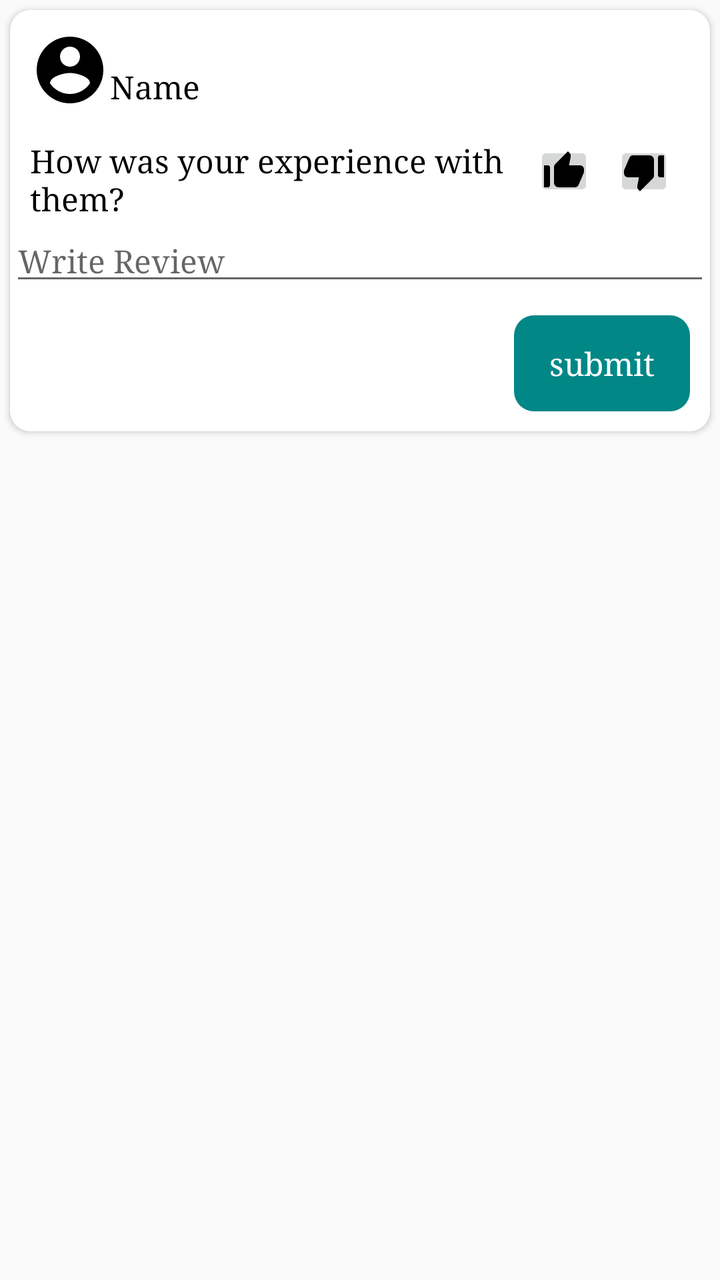
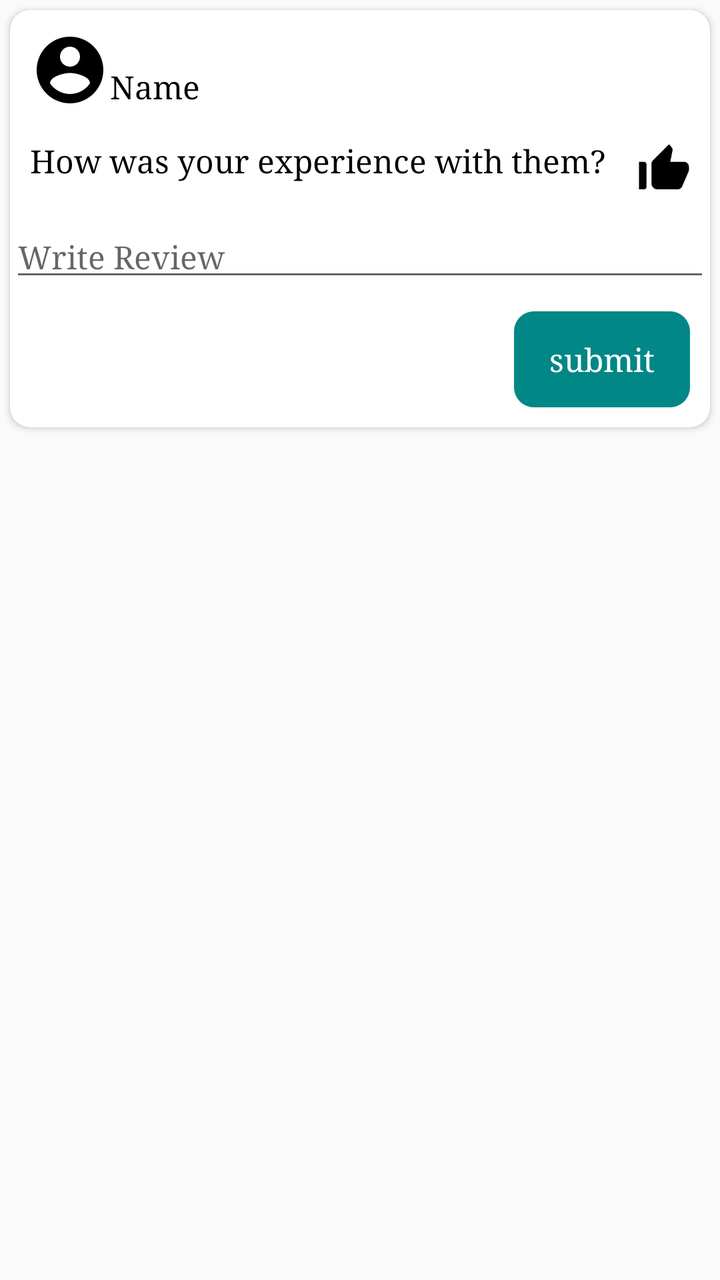

Compare the two renders of this Android layout. The source of the first and the diff that turns it into the second are given below.
<!-- AndroidManifest.xml: application theme Theme.LawAdvat -->
<!-- res/layout/activity_review.xml -->
<?xml version="1.0" encoding="utf-8"?>
<androidx.appcompat.widget.LinearLayoutCompat xmlns:android="http://schemas.android.com/apk/res/android"
    xmlns:app="http://schemas.android.com/apk/res-auto"
    xmlns:tools="http://schemas.android.com/tools"
    android:layout_width="match_parent"
    android:layout_height="match_parent"
    tools:context=".ui.review.ReviewActivity">
    <androidx.cardview.widget.CardView
        android:layout_width="match_parent"
        android:layout_height="wrap_content"
        app:cardCornerRadius="10dp"
        android:padding="10dp"
        android:layout_margin="05dp">
    <LinearLayout
        android:layout_width="match_parent"
        android:layout_height="wrap_content"
        android:orientation="vertical">
    <androidx.constraintlayout.widget.ConstraintLayout
        android:layout_width="match_parent"
        android:layout_height="wrap_content">

        <ImageView
            android:id="@+id/review_profile"
            android:layout_width="40dp"
            android:layout_height="40dp"
            android:layout_margin="10dp"
            app:layout_constraintStart_toStartOf="parent"
            app:layout_constraintTop_toTopOf="parent"
            app:srcCompat="@drawable/baseline_account_circle_24" />

        <TextView
            android:id="@+id/review_name"
            android:layout_width="wrap_content"
            android:layout_height="wrap_content"
            android:layout_marginTop="16dp"
            android:fontFamily="serif"
            android:gravity="center"
            android:text="Name"
            android:textColor="@color/black"
            app:layout_constraintBottom_toBottomOf="@+id/review_profile"
            app:layout_constraintStart_toEndOf="@+id/review_profile"
            app:layout_constraintTop_toTopOf="@+id/review_profile" />

        <TextView
            android:id="@+id/textView"
            android:layout_width="0dp"
            android:layout_height="wrap_content"
            android:layout_marginTop="16dp"
            android:layout_marginEnd="8dp"
            android:text="How was your experience with them? "
            android:textColor="@color/black"
            app:layout_constraintEnd_toStartOf="@+id/linearLayout"
            app:layout_constraintStart_toStartOf="@+id/review_profile"
            app:layout_constraintTop_toBottomOf="@+id/review_name" />

        <LinearLayout
            android:id="@+id/linearLayout"
            android:layout_width="wrap_content"
            android:layout_height="wrap_content"
            android:layout_gravity="end"
            android:layout_marginEnd="8dp"
            android:layout_marginBottom="8dp"
            android:orientation="horizontal"
            app:layout_constraintBottom_toBottomOf="parent"
            app:layout_constraintEnd_toEndOf="parent"
            app:layout_constraintTop_toTopOf="@+id/textView">

            <ImageButton
                android:id="@+id/like"
                android:layout_width="30dp"
                android:layout_height="30dp"
                android:layout_marginEnd="10dp"
                app:srcCompat="@drawable/baseline_thumb_up_alt_24" />

            <ImageButton
                android:id="@+id/unlike"
                android:layout_width="30dp"
                android:layout_height="30dp"
                android:layout_marginEnd="10dp"
                app:srcCompat="@drawable/baseline_thumb_down_alt_24" />
        </LinearLayout>
    </androidx.constraintlayout.widget.ConstraintLayout>
        <LinearLayout
            android:layout_width="match_parent"
            android:layout_height="wrap_content"
            android:orientation="vertical"
            >
            <EditText
                android:layout_width="match_parent"
                android:layout_height="wrap_content"
                android:hint="Write Review"
                android:id="@+id/review"/>
            <androidx.appcompat.widget.AppCompatButton
                android:id="@+id/submit_btn"
                android:layout_width="wrap_content"
                android:layout_height="wrap_content"
                android:layout_gravity="end"
                android:textAllCaps="false"
                android:layout_margin="10dp"
                android:textColor="@color/white"
                android:backgroundTint="@color/teal_700"
                android:background="@drawable/buttonradius"
                android:text="submit"/>
        </LinearLayout>
    </LinearLayout>
    </androidx.cardview.widget.CardView>
</androidx.appcompat.widget.LinearLayoutCompat>
<!-- resources referenced by this layout -->
<resources>
  <color name="black">#FF000000</color>
  <color name="teal_700">#FF018786</color>
  <color name="white">#FFFFFFFF</color>
  <!-- drawable baseline_account_circle_24 (drawable) -->
  <vector android:height="24dp" android:tint="#000000"
      android:viewportHeight="24" android:viewportWidth="24"
      android:width="24dp" xmlns:android="http://schemas.android.com/apk/res/android">
      <path android:fillColor="@android:color/white" android:pathData="M12,2C6.48,2 2,6.48 2,12s4.48,10 10,10 10,-4.48 10,-10S17.52,2 12,2zM12,5c1.66,0 3,1.34 3,3s-1.34,3 -3,3 -3,-1.34 -3,-3 1.34,-3 3,-3zM12,19.2c-2.5,0 -4.71,-1.28 -6,-3.22 0.03,-1.99 4,-3.08 6,-3.08 1.99,0 5.97,1.09 6,3.08 -1.29,1.94 -3.5,3.22 -6,3.22z"/>
  </vector>
  <!-- drawable baseline_thumb_down_alt_24 (drawable) -->
  <vector android:height="24dp" android:tint="#000000"
      android:viewportHeight="24" android:viewportWidth="24"
      android:width="24dp" xmlns:android="http://schemas.android.com/apk/res/android">
      <path android:fillColor="@android:color/white" android:pathData="M22,4h-2c-0.55,0 -1,0.45 -1,1v9c0,0.55 0.45,1 1,1h2V4zM2.17,11.12c-0.11,0.25 -0.17,0.52 -0.17,0.8V13c0,1.1 0.9,2 2,2h5.5l-0.92,4.65c-0.05,0.22 -0.02,0.46 0.08,0.66 0.23,0.45 0.52,0.86 0.88,1.22L10,22l6.41,-6.41c0.38,-0.38 0.59,-0.89 0.59,-1.42V6.34C17,5.05 15.95,4 14.66,4h-8.1c-0.71,0 -1.36,0.37 -1.72,0.97l-2.67,6.15z"/>
  </vector>
  <!-- drawable baseline_thumb_up_alt_24 (drawable) -->
  <vector android:height="24dp" android:tint="#000000"
      android:viewportHeight="24" android:viewportWidth="24"
      android:width="24dp" xmlns:android="http://schemas.android.com/apk/res/android">
      <path android:fillColor="@android:color/white" android:pathData="M2,20h2c0.55,0 1,-0.45 1,-1v-9c0,-0.55 -0.45,-1 -1,-1L2,9v11zM21.83,12.88c0.11,-0.25 0.17,-0.52 0.17,-0.8L22,11c0,-1.1 -0.9,-2 -2,-2h-5.5l0.92,-4.65c0.05,-0.22 0.02,-0.46 -0.08,-0.66 -0.23,-0.45 -0.52,-0.86 -0.88,-1.22L14,2 7.59,8.41C7.21,8.79 7,9.3 7,9.83v7.84C7,18.95 8.05,20 9.34,20h8.11c0.7,0 1.36,-0.37 1.72,-0.97l2.66,-6.15z"/>
  </vector>
  <!-- drawable buttonradius (drawable) -->
  <?xml version="1.0" encoding="utf-8"?>
  <shape xmlns:android="http://schemas.android.com/apk/res/android">
  <corners
      android:radius="10dp"/>
  </shape>
  <style name="Theme.LawAdvat" parent="Theme.MaterialComponents.DayNight.DarkActionBar.Bridge">
          
          <item name="colorPrimary">@color/white</item>
          <item name="colorPrimaryVariant">#FFFFFF</item>
          <item name="colorOnPrimary">#009688</item>
          
          <item name="colorSecondary">@color/teal_200</item>
          <item name="colorSecondaryVariant">@color/teal_700</item>
          <item name="colorOnSecondary">#FFFFFF</item>
          
          <item name="android:statusBarColor">#FFFFFF</item>
          
          <item name="titleTextColor">@color/black</item>
          <item name="fontFamily">serif</item>
          <item name="android:textSize">16sp</item>
      </style>
  <color name="teal_200">#FF03DAC5</color>
</resources>

<!-- the commit's change to res/layout/activity_review.xml (unified diff, before → after) -->
@@ -65,19 +65,17 @@
             app:layout_constraintEnd_toEndOf="parent"
             app:layout_constraintTop_toTopOf="@+id/textView">
 
-            <ImageButton
+            <ToggleButton
                 android:id="@+id/like"
                 android:layout_width="30dp"
                 android:layout_height="30dp"
-                android:layout_marginEnd="10dp"
-                app:srcCompat="@drawable/baseline_thumb_up_alt_24" />
+                android:checked="false"
+                android:textOn=""
+                android:textOff=""
+                android:text=""
+                android:background="@drawable/custom_check" />
 
-            <ImageButton
-                android:id="@+id/unlike"
-                android:layout_width="30dp"
-                android:layout_height="30dp"
-                android:layout_marginEnd="10dp"
-                app:srcCompat="@drawable/baseline_thumb_down_alt_24" />
+            
         </LinearLayout>
     </androidx.constraintlayout.widget.ConstraintLayout>
         <LinearLayout
<!-- resource entries referenced after the edit -->
@@ -9,14 +9,14 @@
       android:width="24dp" xmlns:android="http://schemas.android.com/apk/res/android">
       <path android:fillColor="@android:color/white" android:pathData="M12,2C6.48,2 2,6.48 2,12s4.48,10 10,10 10,-4.48 10,-10S17.52,2 12,2zM12,5c1.66,0 3,1.34 3,3s-1.34,3 -3,3 -3,-1.34 -3,-3 1.34,-3 3,-3zM12,19.2c-2.5,0 -4.71,-1.28 -6,-3.22 0.03,-1.99 4,-3.08 6,-3.08 1.99,0 5.97,1.09 6,3.08 -1.29,1.94 -3.5,3.22 -6,3.22z"/>
   </vector>
-  <!-- drawable baseline_thumb_down_alt_24 (drawable) -->
+  <!-- drawable baseline_thumb_up_alt_24 (drawable) -->
   <vector android:height="24dp" android:tint="#000000"
       android:viewportHeight="24" android:viewportWidth="24"
       android:width="24dp" xmlns:android="http://schemas.android.com/apk/res/android">
-      <path android:fillColor="@android:color/white" android:pathData="M22,4h-2c-0.55,0 -1,0.45 -1,1v9c0,0.55 0.45,1 1,1h2V4zM2.17,11.12c-0.11,0.25 -0.17,0.52 -0.17,0.8V13c0,1.1 0.9,2 2,2h5.5l-0.92,4.65c-0.05,0.22 -0.02,0.46 0.08,0.66 0.23,0.45 0.52,0.86 0.88,1.22L10,22l6.41,-6.41c0.38,-0.38 0.59,-0.89 0.59,-1.42V6.34C17,5.05 15.95,4 14.66,4h-8.1c-0.71,0 -1.36,0.37 -1.72,0.97l-2.67,6.15z"/>
+      <path android:fillColor="@android:color/white" android:pathData="M2,20h2c0.55,0 1,-0.45 1,-1v-9c0,-0.55 -0.45,-1 -1,-1L2,9v11zM21.83,12.88c0.11,-0.25 0.17,-0.52 0.17,-0.8L22,11c0,-1.1 -0.9,-2 -2,-2h-5.5l0.92,-4.65c0.05,-0.22 0.02,-0.46 -0.08,-0.66 -0.23,-0.45 -0.52,-0.86 -0.88,-1.22L14,2 7.59,8.41C7.21,8.79 7,9.3 7,9.83v7.84C7,18.95 8.05,20 9.34,20h8.11c0.7,0 1.36,-0.37 1.72,-0.97l2.66,-6.15z"/>
   </vector>
-  <!-- drawable baseline_thumb_up_alt_24 (drawable) -->
-  <vector android:height="24dp" android:tint="#000000"
+  <!-- drawable baseline_thumb_up_alt_24_blue (drawable) -->
+  <vector android:height="24dp" android:tint="#022AF8"
       android:viewportHeight="24" android:viewportWidth="24"
       android:width="24dp" xmlns:android="http://schemas.android.com/apk/res/android">
       <path android:fillColor="@android:color/white" android:pathData="M2,20h2c0.55,0 1,-0.45 1,-1v-9c0,-0.55 -0.45,-1 -1,-1L2,9v11zM21.83,12.88c0.11,-0.25 0.17,-0.52 0.17,-0.8L22,11c0,-1.1 -0.9,-2 -2,-2h-5.5l0.92,-4.65c0.05,-0.22 0.02,-0.46 -0.08,-0.66 -0.23,-0.45 -0.52,-0.86 -0.88,-1.22L14,2 7.59,8.41C7.21,8.79 7,9.3 7,9.83v7.84C7,18.95 8.05,20 9.34,20h8.11c0.7,0 1.36,-0.37 1.72,-0.97l2.66,-6.15z"/>
@@ -27,6 +27,15 @@
   <corners
       android:radius="10dp"/>
   </shape>
+  <!-- drawable custom_check (drawable) -->
+  <?xml version="1.0" encoding="utf-8"?>
+  <selector xmlns:android="http://schemas.android.com/apk/res/android">
+      <item
+          android:state_checked="false"
+          android:drawable="@drawable/baseline_thumb_up_alt_24"/>
+      <item android:drawable="@drawable/baseline_thumb_up_alt_24_blue" />
+  
+  </selector>
   <style name="Theme.LawAdvat" parent="Theme.MaterialComponents.DayNight.DarkActionBar.Bridge">
           
           <item name="colorPrimary">@color/white</item>
